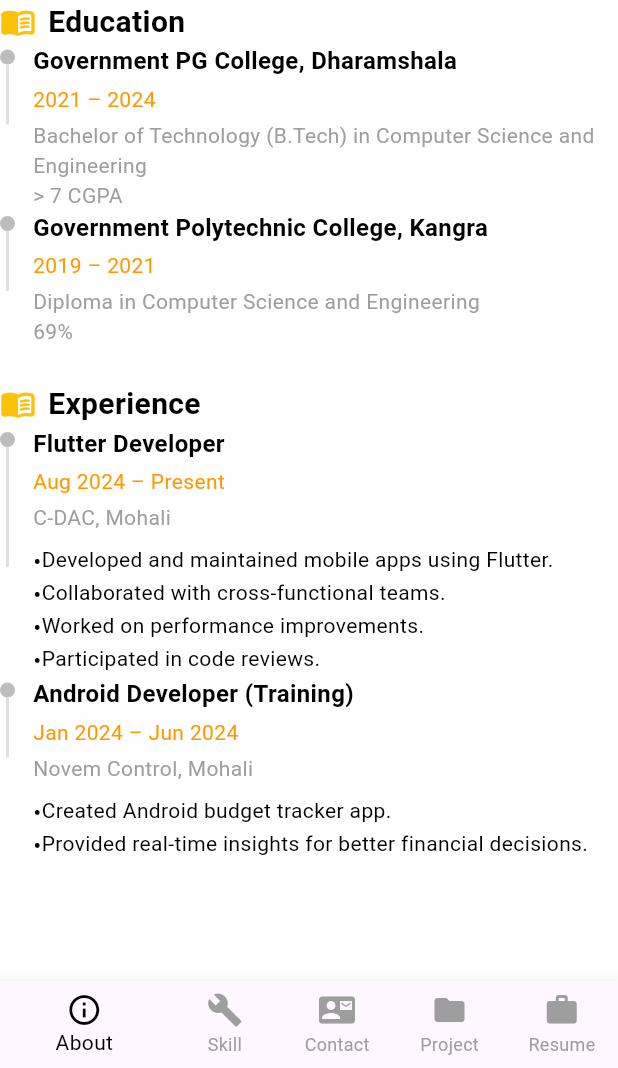
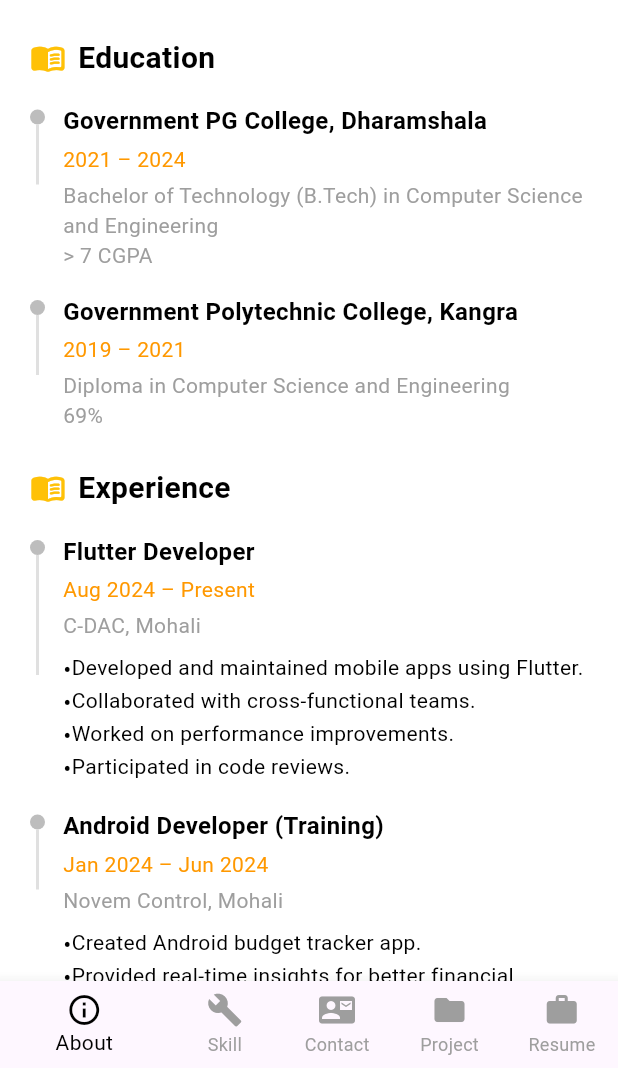
Before and after one commit to mamta2345/Portfolio, a Flutter app: the screen it shows after launch, swiped to page 5, on a phone screen of 412 x 824 dp, the part 168-1236 px from its top. Run offline on Flutter 3.47's test engine with Material 3 defaults, Android fonts, the phone set to English and light mode, and no system bars; our stand-ins replace flutter_svg, get.

Commit message:
Update Codes

```diff
--- a/lib/Screens/Resume/resume.dart
+++ b/lib/Screens/Resume/resume.dart
@@ -7,13 +7,9 @@ class ResumePage extends StatelessWidget {
   @override
   Widget build(BuildContext context) {
     return Scaffold(
-      // Ensure AppBar has no extra height
-      appBar: PreferredSize(
-        preferredSize: const Size.fromHeight(kToolbarHeight),
-        child: AppbarReusable(
-            screenWidth: MediaQuery.of(context).size.width, title: "Resume"),
-      ),
-      body: SafeArea(
+      appBar: AppbarReusable(screenWidth: 600, title: "Resume"),
+      body: SingleChildScrollView(
+        padding: const EdgeInsets.symmetric(horizontal: 20, vertical: 24),
         child: Column(
           crossAxisAlignment: CrossAxisAlignment.start,
           children: const [
@@ -92,7 +88,9 @@ class TimelineTile extends StatelessWidget {
 
   @override
   Widget build(BuildContext context) {
-    return Row(
+    return Padding(
+      padding: const EdgeInsets.only(top: 16),
+      child: Row(
         crossAxisAlignment: CrossAxisAlignment.start,
         children: [
           Column(
@@ -137,6 +135,7 @@ class TimelineTile extends StatelessWidget {
             ),
           ),
         ],
+      ),
     );
   }
 }
```
Lines whose indentation alone changed are shown as unchanged.
